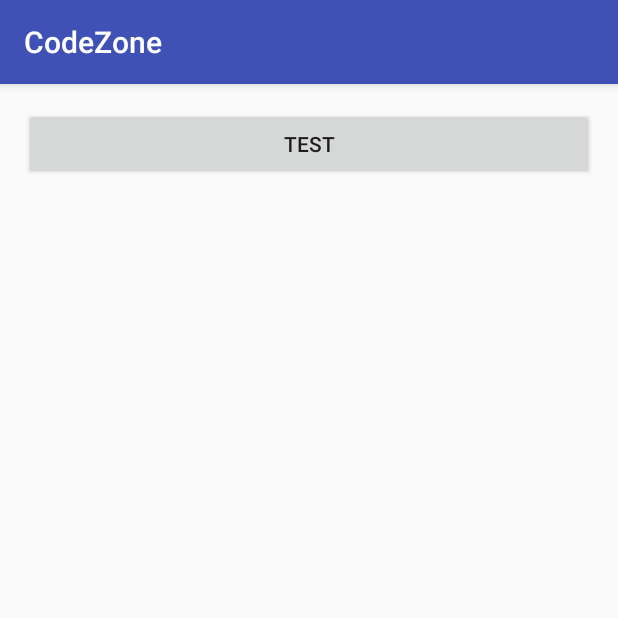
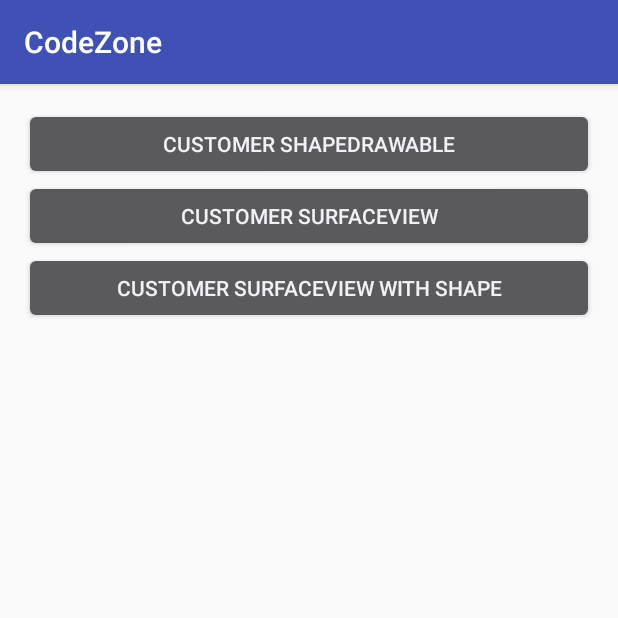
Before and after one commit to wupojung/AndroidCodeZone, an Android app: the screen it shows after launch (MainActivity), on a phone screen of 412 x 824 dp, the top half of it. Run offline under Robolectric (Android 15) with nearby library versions, the phone set to English and light mode, and no system bars.

Commit message:
新增View, SurfaceView, 自定義ShapDrawable 測試

```diff
--- a/app/src/main/AndroidManifest.xml
+++ b/app/src/main/AndroidManifest.xml
@@ -15,6 +15,8 @@
                 <category android:name="android.intent.category.LAUNCHER" />
             </intent-filter>
         </activity>
+
+        <activity android:name=".CustomerViewDemo" />
     </application>
 
 </manifest>
--- a/app/src/main/java/net/wustudio/codezone/MainActivity.java
+++ b/app/src/main/java/net/wustudio/codezone/MainActivity.java
@@ -1,5 +1,6 @@
 package net.wustudio.codezone;
 
+import android.content.Intent;
 import android.support.v7.app.AppCompatActivity;
 import android.os.Bundle;
 import android.view.View;
@@ -8,6 +9,11 @@ import android.widget.LinearLayout;
 import android.widget.Toast;
 
 public class MainActivity extends AppCompatActivity {
+    enum eButtonAction {
+        CUSTOMER_SHAPE_DRAWABLE,
+        CUSTOMER_SURFACE_VIEW,
+        CUSTOMER_SURFACE_VIEW_WITH_SHAPE,
+    }
 
     @Override
     protected void onCreate(Bundle savedInstanceState) {
@@ -17,19 +23,56 @@ public class MainActivity extends AppCompatActivity {
         //取得ID
         LinearLayout llMenu = (LinearLayout) findViewById(R.id.llMenu);
 
-        //按鈕
-        Button btn = new Button(this);
-        btn.setText("Test");//指定文字
-        btn.setOnClickListener(new View.OnClickListener() {//指定OnClick Event
-            @Override
-            public void onClick(View v) {
-                Toast.makeText(getApplicationContext(), "Test On Click", Toast.LENGTH_SHORT).show();
-            }
-        });
-
         //新增
-        llMenu.addView(btn);
+        llMenu.addView(getButton(eButtonAction.CUSTOMER_SHAPE_DRAWABLE));
+        llMenu.addView(getButton(eButtonAction.CUSTOMER_SURFACE_VIEW));
+        llMenu.addView(getButton(eButtonAction.CUSTOMER_SURFACE_VIEW_WITH_SHAPE));
     }
 
 
+    private Button getButton(eButtonAction action) {
+        Button btn = new Button(getApplicationContext());
+        btn.setTag(action); //利用Tag 傳遞資料
+        switch (action) {
+            case CUSTOMER_SHAPE_DRAWABLE:
+                btn.setText("Customer ShapeDrawable");
+                break;
+            case CUSTOMER_SURFACE_VIEW:
+                btn.setText("Customer SurfaceView");
+                break;
+            case CUSTOMER_SURFACE_VIEW_WITH_SHAPE:
+                btn.setText("Customer SurfaceView with Shape");
+                break;
+        }
+        btn.setOnClickListener(onClickListener);
+
+        return btn;
+    }
+
+    private View.OnClickListener onClickListener = new View.OnClickListener() {
+        @Override
+        public void onClick(View v) {
+            Intent intent = new Intent();
+
+            //region //根據不同類別 設定資料，注意必須配合接受端的解析
+            eButtonAction action = (eButtonAction) v.getTag();
+            switch (action) {
+                case CUSTOMER_SHAPE_DRAWABLE:
+                    intent.putExtra("type", "shape");
+                    break;
+                case CUSTOMER_SURFACE_VIEW:
+                    intent.putExtra("type", "surface_view");
+                    break;
+                case CUSTOMER_SURFACE_VIEW_WITH_SHAPE:
+                    intent.putExtra("type", "surface_view_shape");
+                    break;
+            }
+            //endregion
+
+            intent.setClass(MainActivity.this, CustomerViewDemo.class);
+            startActivity(intent);
+        }
+    };
+
+
 }
```
Also changed, not shown: app/src/main/java/net/wustudio/codezone/CustomerShapDrawable.java (added, +25 -0 lines), app/src/main/java/net/wustudio/codezone/CustomerSurfaceView.java (added, +66 -0 lines), app/src/main/java/net/wustudio/codezone/CustomerSurfaceViewWithShape.java (added, +73 -0 lines), app/src/main/java/net/wustudio/codezone/CustomerView.java (added, +34 -0 lines), app/src/main/java/net/wustudio/codezone/CustomerViewDemo.java (added, +30 -0 lines), app/src/main/res/layout/activity_empty.xml (added, +7 -0 lines).
